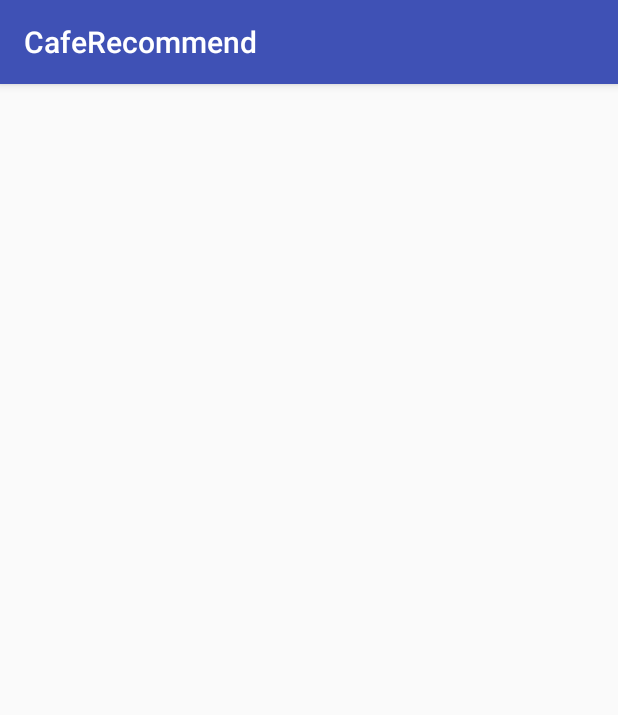
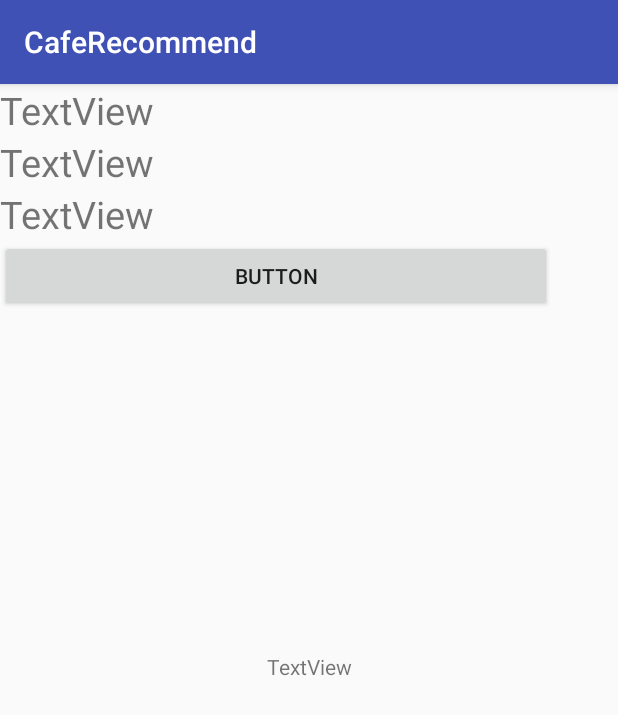
Before and after one commit to cosmic119/CafeTheme, an Android app: the ReviewActivity screen opened directly, with no data from a screen before it, on a phone screen of 412 x 824 dp. Shown: the top 715 px of the screen. Run offline under Robolectric (Android 15) with nearby library versions, the phone set to English and light mode, and no system bars; 9 statements that could not run were skipped.

Commit message:
revise some files

```diff
--- a/app/src/main/java/com/example/hyeongyu/caferecommend/ReviewActivity.java
+++ b/app/src/main/java/com/example/hyeongyu/caferecommend/ReviewActivity.java
@@ -1,13 +1,40 @@
 package com.example.hyeongyu.caferecommend;
 
+import android.content.Intent;
 import android.support.v7.app.AppCompatActivity;
 import android.os.Bundle;
+import android.widget.TextView;
 
 public class ReviewActivity extends AppCompatActivity {
+
+    TextView textView;
+    TextView text1, text2,text3;
 
     @Override
     protected void onCreate(Bundle savedInstanceState) {
         super.onCreate(savedInstanceState);
         setContentView(R.layout.activity_review);
+
+        Intent intent = getIntent();
+        String result = intent.getExtras().getString("cafedata");
+        String cafe_name = intent.getExtras().getString("title2");
+        String cafe_description = intent.getExtras().getString("description2");
+        String cafe_link = intent.getExtras().getString("link2");
+        String copy = result;
+        String name[] = copy.split("<b>");
+        String real[] = name[1].split("</b>");
+
+        textView = (TextView) findViewById(R.id.reviewText);
+        text1 = (TextView) findViewById(R.id.name2);
+        text2 = (TextView) findViewById(R.id.description2);
+        text3 = (TextView) findViewById(R.id.link2);
+
+
+        text1.setText(cafe_name.substring(9));
+        text2.setText(cafe_description.substring(15));
+        text3.setText(cafe_link.substring(9));
+
+        //textView.setText(result);
+
     }
 }
--- a/app/src/main/res/layout/activity_review.xml
+++ b/app/src/main/res/layout/activity_review.xml
@@ -6,4 +6,62 @@
     android:layout_height="match_parent"
     tools:context="com.example.hyeongyu.caferecommend.ReviewActivity">
 
+
+    <TextView
+        android:id="@+id/reviewText"
+        android:layout_width="wrap_content"
+        android:layout_height="wrap_content"
+        android:text="TextView"
+        app:layout_constraintTop_toTopOf="parent"
+        android:layout_marginTop="16dp"
+        app:layout_constraintBottom_toBottomOf="parent"
+        android:layout_marginBottom="8dp"
+        android:layout_marginRight="8dp"
+        app:layout_constraintRight_toRightOf="parent"
+        android:layout_marginLeft="8dp"
+        app:layout_constraintLeft_toLeftOf="parent"
+        android:layout_marginStart="8dp"
+        android:layout_marginEnd="8dp" />
+
+    <LinearLayout
+        android:id="@+id/list"
+        android:layout_width="368dp"
+        android:layout_height="wrap_content"
+        android:orientation="vertical"
+        tools:layout_editor_absoluteY="0dp"
+        tools:layout_editor_absoluteX="8dp">
+
+
+        <TextView
+            android:id="@+id/name2"
+            android:layout_width="wrap_content"
+            android:layout_height="wrap_content"
+            android:layout_weight="1"
+            android:textSize="25dp"
+            android:text="TextView" />
+
+        <TextView
+            android:id="@+id/description2"
+            android:layout_width="wrap_content"
+            android:layout_height="wrap_content"
+            android:layout_weight="1"
+            android:textSize="25dp"
+            android:text="TextView" />
+        <TextView
+            android:id="@+id/link2"
+            android:layout_width="wrap_content"
+            android:layout_height="wrap_content"
+            android:layout_weight="1"
+            android:textSize="25dp"
+            android:text="TextView" />
+
+
+        <Button
+            android:id="@+id/blog2"
+            android:layout_width="match_parent"
+            android:layout_height="wrap_content"
+            android:layout_weight="1"
+            android:text="Button" />
+
+    </LinearLayout>
 </android.support.constraint.ConstraintLayout>
```
Also changed, not shown: app/src/main/java/com/example/hyeongyu/caferecommend/SearchActivity.java (+16 -6 lines), app/src/main/res/layout/activity_search.xml (+10 -5 lines).
